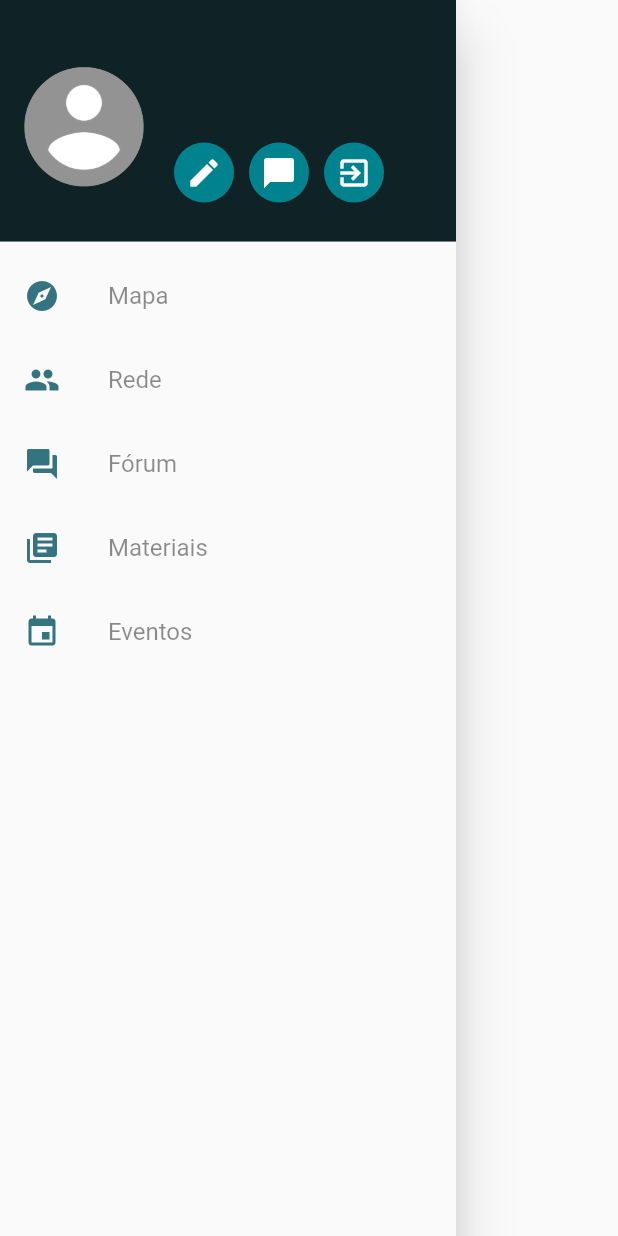
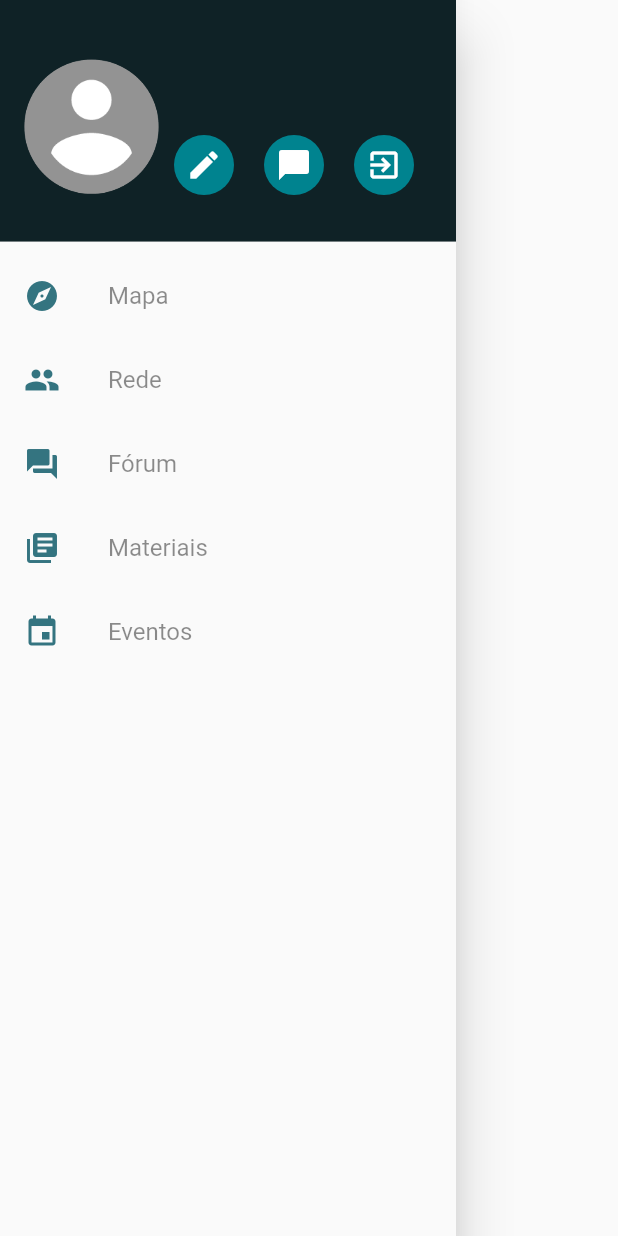
Before and after one commit to DevMobUFRJ/redesign, a Flutter app: the DrawerScreen widget shown alone on an empty page, opened directly, on a phone screen of 412 x 824 dp. Run offline on Flutter 3.47's test engine with Material 2 defaults, Android fonts, the phone set to English and light mode, and no system bars; our stand-ins replace cloud_firestore, firebase_auth, firebase_storage, google_maps_flutter, image_picker; accounts and stored records are empty.

Commit message:
* Espaçamentos e Fechamento do Drawer

```diff
--- a/lib/modulos/mapa/drawer_screen.dart
+++ b/lib/modulos/mapa/drawer_screen.dart
@@ -29,8 +29,8 @@ class DrawerScreenState extends State<DrawerScreen> {
                 GestureDetector(
                   onTap: () => MeuApp.irProprioPerfil(context),
                   child: Container(
-                    width: 80.0,
-                    height: 80.0,
+                    width: 90.0,
+                    height: 90.0,
                     decoration: BoxDecoration(
                       shape: BoxShape.circle,
                       image: DecorationImage(
@@ -48,15 +48,20 @@ class DrawerScreenState extends State<DrawerScreen> {
                   child: Column (
                     crossAxisAlignment: CrossAxisAlignment.start,
                     children: <Widget>[
-                      Text(MeuApp.usuario.nome,
+                      Padding(
+                        padding: const EdgeInsets.only(bottom: 2),
+                        child: Text(MeuApp.usuario.nome,
                           style: TextStyle(
                             color: Colors.white,
-                            fontWeight: FontWeight.normal, fontSize: 25.0),
+                            fontWeight: FontWeight.bold, fontSize: 20.0),
+                          maxLines: 1,
+                        ),
                       ),
                       Text(MeuApp.usuario.ocupacao,
                         style: TextStyle(
                           color: Colors.white,
-                            fontWeight: FontWeight.normal, fontSize: 17.0),
+                          fontWeight: FontWeight.normal, fontSize: 16.0),
+                        maxLines: 1,
                       ),
                       Container(
                         padding: EdgeInsets.fromLTRB(0.0, 20.0, 0.0, 0.0),
@@ -75,7 +80,8 @@ class DrawerScreenState extends State<DrawerScreen> {
                                 );
                               },
                             ),
-                            RoundIconButton(
+                            Expanded(
+                              child: RoundIconButton(
                                 icon: Icon(Icons.chat_bubble),
                                 iconColor: Colors.white,
                                 circleColor: Color(0xff00838f),
@@ -86,6 +92,7 @@ class DrawerScreenState extends State<DrawerScreen> {
                                       MaterialPageRoute(builder: (context) => ChatLista())
                                   );
                                 }
+                              ),
                             ),
                             RoundIconButton(
                               icon: Icon(Icons.exit_to_app),
@@ -111,7 +118,9 @@ class DrawerScreenState extends State<DrawerScreen> {
           icon: Icons.explore,
           iconColor: Tema.primaryColor,
           text: 'Mapa',
-          onPressed: () {}
+          onPressed: () {
+            Navigator.pop(context);
+          }
         ),
         ListaDrawer(
           icon: Icons.people,
```
Lines whose indentation alone changed are shown as unchanged.
